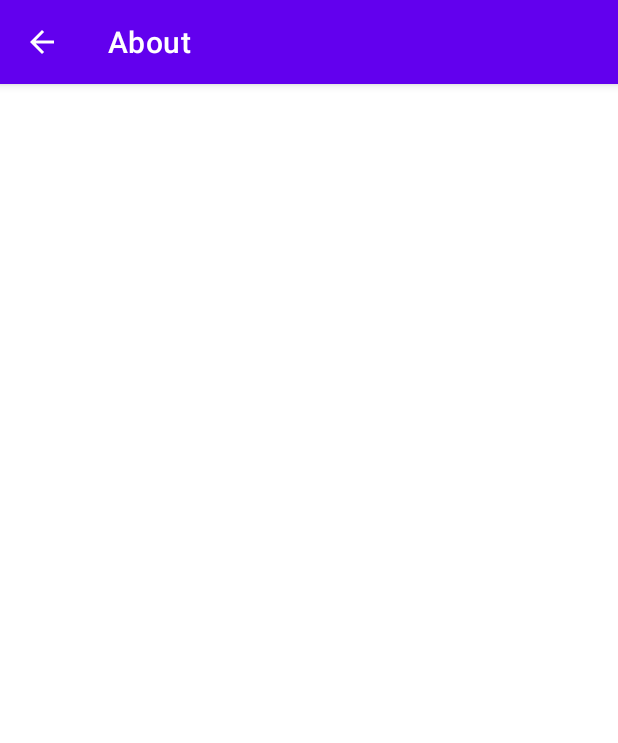
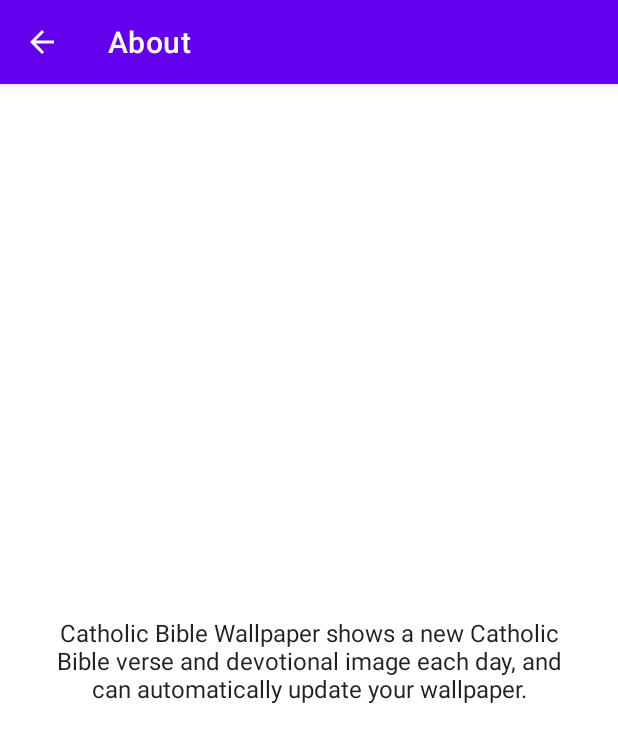
Before and after one commit to kovalc/catholic-bible-app, an Android app: the AboutActivity screen opened directly, with no data from a screen before it, on a phone screen of 412 x 824 dp. Shown: the top 743 px of the screen. Run offline under Robolectric (Android 15) with nearby library versions, the phone set to English and light mode, and no system bars.

Commit message:
Fix About screen layout and navigation

```diff
--- a/app/src/main/java/com/example/catholic_bible/AboutActivity.kt
+++ b/app/src/main/java/com/example/catholic_bible/AboutActivity.kt
@@ -9,6 +9,15 @@ class AboutActivity : AppCompatActivity() {
         super.onCreate(savedInstanceState)
         setContentView(R.layout.activity_about)
 
-        supportActionBar?.title = "About"
+        // Set title
+        supportActionBar?.apply {
+            title = getString(R.string.title_about)
+            setDisplayHomeAsUpEnabled(true) // back arrow
+        }
+    }
+
+    override fun onSupportNavigateUp(): Boolean {
+        finish()
+        return true
     }
 }
--- a/app/src/main/res/layout/activity_about.xml
+++ b/app/src/main/res/layout/activity_about.xml
@@ -1,12 +1,18 @@
 <?xml version="1.0" encoding="utf-8"?>
-<androidx.constraintlayout.widget.ConstraintLayout
-    xmlns:android="http://schemas.android.com/apk/res/android"
+<?xml version="1.0" encoding="utf-8"?>
+<ScrollView xmlns:android="http://schemas.android.com/apk/res/android"
     xmlns:app="http://schemas.android.com/apk/res-auto"
     xmlns:tools="http://schemas.android.com/tools"
     android:layout_width="match_parent"
     android:layout_height="match_parent"
+    android:fillViewport="true"
     android:padding="24dp"
+    android:background="?android:colorBackground"
     tools:context=".AboutActivity">
+
+    <androidx.constraintlayout.widget.ConstraintLayout
+        android:layout_width="match_parent"
+        android:layout_height="match_parent">
 
         <TextView
             android:id="@+id/aboutText"
@@ -14,11 +20,12 @@
             android:layout_height="wrap_content"
             android:text="@string/about_text"
             android:textSize="16sp"
-        android:textColor="@android:color/white"
+            android:textColor="?android:textColorPrimary"
             android:gravity="center"
             android:textAlignment="center"
             app:layout_constraintTop_toTopOf="parent"
             app:layout_constraintBottom_toBottomOf="parent"
             app:layout_constraintStart_toStartOf="parent"
-        app:layout_constraintEnd_toEndOf="parent"/>
+            app:layout_constraintEnd_toEndOf="parent" />
     </androidx.constraintlayout.widget.ConstraintLayout>
+</ScrollView>
```
Lines whose indentation alone changed are shown as unchanged.
